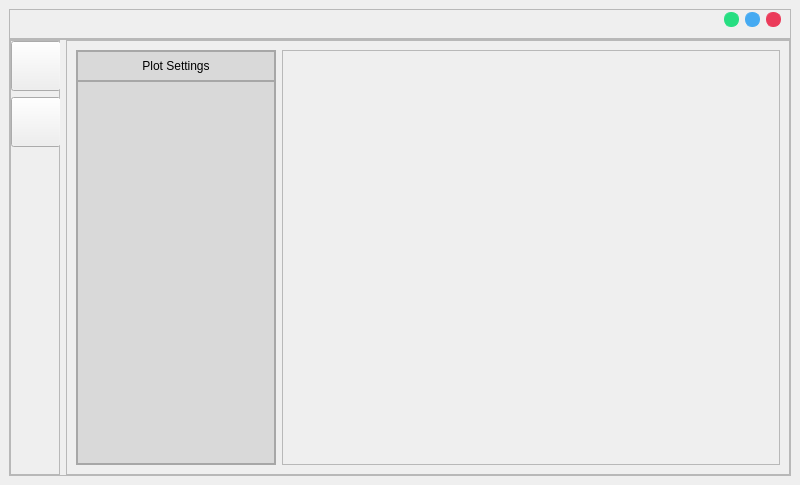
Old version of the form ui/main.ui in the repository chapayev0/Python-many-body-simulation.
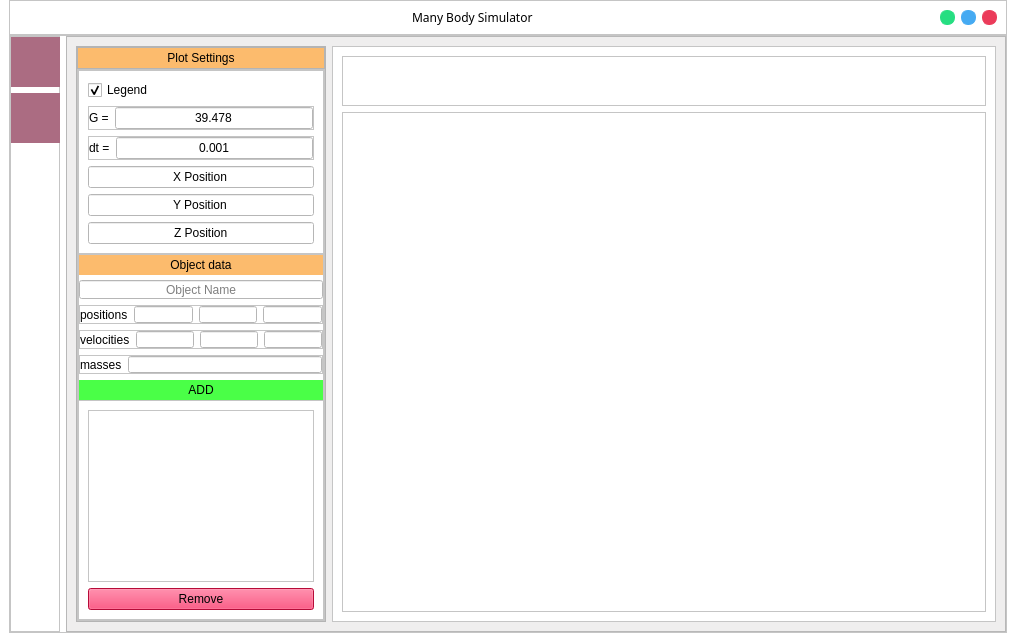
New version of the form.

Commit message: complet redaraw and clear previous chart

Patch:
```diff
--- a/ui/main.ui
+++ b/ui/main.ui
@@ -6,32 +6,42 @@
    <rect>
     <x>0</x>
     <y>0</y>
-    <width>800</width>
-    <height>485</height>
+    <width>1016</width>
+    <height>642</height>
    </rect>
   </property>
   <property name="windowTitle">
    <string>MainWindow</string>
   </property>
   <widget class="QWidget" name="centralwidget">
+   <property name="styleSheet">
+    <string notr="true">background-color: rgb(255, 255, 255);
+</string>
+   </property>
    <layout class="QVBoxLayout" name="verticalLayout">
     <property name="spacing">
      <number>0</number>
     </property>
+    <property name="topMargin">
+     <number>0</number>
+    </property>
     <item>
      <widget class="QFrame" name="title_bar">
       <property name="minimumSize">
        <size>
         <width>0</width>
-        <height>30</height>
+        <height>35</height>
        </size>
       </property>
       <property name="maximumSize">
        <size>
         <width>16777215</width>
-        <height>30</height>
+        <height>35</height>
        </size>
       </property>
+      <property name="styleSheet">
+       <string notr="true">background-color: rgb(255, 255, 255);</string>
+      </property>
       <property name="frameShape">
        <enum>QFrame::StyledPanel</enum>
       </property>
@@ -43,7 +53,10 @@
         <number>0</number>
        </property>
        <property name="topMargin">
-        <number>0</number>
+        <number>6</number>
+       </property>
+       <property name="bottomMargin">
+        <number>6</number>
        </property>
        <item>
         <spacer name="horizontalSpacer">
@@ -52,8 +65,36 @@
          </property>
          <property name="sizeHint" stdset="0">
           <size>
-           <width>705</width>
-           <height>16</height>
+           <width>40</width>
+           <height>20</height>
+          </size>
+         </property>
+        </spacer>
+       </item>
+       <item>
+        <widget class="QLabel" name="title_lbl">
+         <property name="font">
+          <font>
+           <family>Poppins Medium</family>
+           <pointsize>9</pointsize>
+           <weight>50</weight>
+           <bold>false</bold>
+          </font>
+         </property>
+         <property name="text">
+          <string>Many Body Simulator</string>
+         </property>
+        </widget>
+       </item>
+       <item>
+        <spacer name="horizontalSpacer_2">
+         <property name="orientation">
+          <enum>Qt::Horizontal</enum>
+         </property>
+         <property name="sizeHint" stdset="0">
+          <size>
+           <width>40</width>
+           <height>20</height>
           </size>
          </property>
         </spacer>
@@ -170,6 +211,9 @@
            <height>16777215</height>
           </size>
          </property>
+         <property name="styleSheet">
+          <string notr="true">background-color: rgb(255, 255, 255);</string>
+         </property>
          <property name="frameShape">
           <enum>QFrame::StyledPanel</enum>
          </property>
@@ -203,6 +247,26 @@
               <height>50</height>
              </size>
             </property>
+            <property name="styleSheet">
+             <string notr="true">QPushButton{
+
+border:none;
+
+background-color: rgb(171, 108, 130);
+	
+	
+	
+}
+
+QPushButton:hover{
+
+background-color: rgb(216, 115, 127);
+	
+	
+	
+}
+</string>
+            </property>
             <property name="text">
              <string/>
             </property>
@@ -216,6 +280,26 @@
               <height>50</height>
              </size>
             </property>
+            <property name="styleSheet">
+             <string notr="true">QPushButton{
+
+border:none;
+
+background-color: rgb(171, 108, 130);
+	
+	
+	
+}
+
+QPushButton:hover{
+
+background-color: rgb(216, 115, 127);
+	
+	
+	
+}
+</string>
+            </property>
             <property name="text">
              <string/>
             </property>
@@ -239,6 +323,9 @@
        </item>
        <item>
         <widget class="QFrame" name="frame_4">
+         <property name="styleSheet">
+          <string notr="true">background-color: rgb(239, 238, 238);</string>
+         </property>
          <property name="frameShape">
           <enum>QFrame::StyledPanel</enum>
          </property>
@@ -250,18 +337,22 @@
            <widget class="QFrame" name="frame_5">
             <property name="minimumSize">
              <size>
-              <width>100</width>
-              <height>0</height>
-             </size>
-            </property>
-            <property name="maximumSize">
-             <size>
               <width>200</width>
+              <height>0</height>
+             </size>
+            </property>
+            <property name="maximumSize">
+             <size>
+              <width>250</width>
               <height>16777215</height>
              </size>
             </property>
             <property name="styleSheet">
-             <string notr="true">background-color: rgb(217, 217, 217);</string>
+             <string notr="true">QFrame{
+
+	background-color: rgb(233, 233, 233);
+
+}</string>
             </property>
             <property name="frameShape">
              <enum>QFrame::StyledPanel</enum>
@@ -317,6 +408,16 @@
                 </property>
                 <item>
                  <widget class="QLabel" name="label">
+                  <property name="minimumSize">
+                   <size>
+                    <width>0</width>
+                    <height>20</height>
+                   </size>
+                  </property>
+                  <property name="styleSheet">
+                   <string notr="true">background-color: rgb(252, 187, 109);
+</string>
+                  </property>
                   <property name="text">
                    <string>Plot Settings</string>
                   </property>
@@ -330,12 +431,424 @@
              </item>
              <item>
               <widget class="QFrame" name="frame_7">
+               <property name="styleSheet">
+                <string notr="true">background-color: rgb(255, 255, 255);</string>
+               </property>
                <property name="frameShape">
                 <enum>QFrame::StyledPanel</enum>
                </property>
                <property name="frameShadow">
                 <enum>QFrame::Raised</enum>
                </property>
+               <layout class="QVBoxLayout" name="verticalLayout_4">
+                <property name="spacing">
+                 <number>0</number>
+                </property>
+                <property name="leftMargin">
+                 <number>0</number>
+                </property>
+                <property name="topMargin">
+                 <number>0</number>
+                </property>
+                <property name="rightMargin">
+                 <number>0</number>
+                </property>
+                <property name="bottomMargin">
+                 <number>0</number>
+                </property>
+                <item>
+                 <widget class="QFrame" name="frame">
+                  <property name="frameShape">
+                   <enum>QFrame::StyledPanel</enum>
+                  </property>
+                  <property name="frameShadow">
+                   <enum>QFrame::Raised</enum>
+                  </property>
+                  <layout class="QVBoxLayout" name="verticalLayout_5">
+                   <item>
+                    <widget class="QCheckBox" name="legend_chk">
+                     <property name="styleSheet">
+                      <string notr="true">background:none;</string>
+                     </property>
+                     <property name="text">
+                      <string>Legend</string>
+                     </property>
+                     <property name="checked">
+                      <bool>true</bool>
+                     </property>
+                    </widget>
+                   </item>
+                   <item>
+                    <widget class="QFrame" name="frame_10">
+                     <property name="frameShape">
+                      <enum>QFrame::StyledPanel</enum>
+                     </property>
+                     <property name="frameShadow">
+                      <enum>QFrame::Raised</enum>
+                     </property>
+                     <layout class="QHBoxLayout" name="horizontalLayout_5">
+                      <property name="leftMargin">
+                       <number>0</number>
+                      </property>
+                      <property name="topMargin">
+                       <number>0</number>
+                      </property>
+                      <property name="rightMargin">
+                       <number>0</number>
+                      </property>
+                      <property name="bottomMargin">
+                       <number>0</number>
+                      </property>
+                      <item>
+                       <widget class="QLabel" name="label_2">
+                        <property name="text">
+                         <string>G =</string>
+                        </property>
+                       </widget>
+                      </item>
+                      <item>
+                       <widget class="QLineEdit" name="g_edit">
+                        <property name="styleSheet">
+                         <string notr="true">background-color: rgb(255, 255, 255);</string>
+                        </property>
+                        <property name="text">
+                         <string>39.478</string>
+                        </property>
+                        <property name="alignment">
+                         <set>Qt::AlignCenter</set>
+                        </property>
+                        <property name="placeholderText">
+                         <string>Gravitatonal Constnt(G)</string>
+                        </property>
+                       </widget>
+                      </item>
+                     </layout>
+                    </widget>
+                   </item>
+                   <item>
+                    <widget class="QFrame" name="frame_11">
+                     <property name="frameShape">
+                      <enum>QFrame::StyledPanel</enum>
+                     </property>
+                     <property name="frameShadow">
+                      <enum>QFrame::Raised</enum>
+                     </property>
+                     <layout class="QHBoxLayout" name="horizontalLayout_6">
+                      <property name="leftMargin">
+                       <number>0</number>
+                      </property>
+                      <property name="topMargin">
+                       <number>0</number>
+                      </property>
+                      <property name="rightMargin">
+                       <number>0</number>
+                      </property>
+                      <property name="bottomMargin">
+                       <number>0</number>
+                      </property>
+                      <item>
+                       <widget class="QLabel" name="label_3">
+                        <property name="text">
+                         <string>dt =</string>
+                        </property>
+                       </widget>
+                      </item>
+                      <item>
+                       <widget class="QLineEdit" name="dt_edit">
+                        <property name="styleSheet">
+                         <string notr="true">background-color: rgb(255, 255, 255);</string>
+                        </property>
+                        <property name="text">
+                         <string>0.001</string>
+                        </property>
+                        <property name="alignment">
+                         <set>Qt::AlignCenter</set>
+                        </property>
+                        <property name="placeholderText">
+                         <string>Time Step(dt)</string>
+                        </property>
+                       </widget>
+                      </item>
+                     </layout>
+                    </widget>
+                   </item>
+                   <item>
+                    <widget class="QLineEdit" name="x_lbl">
+                     <property name="styleSheet">
+                      <string notr="true">background-color: rgb(255, 255, 255);</string>
+                     </property>
+                     <property name="text">
+                      <string>X Position</string>
+                     </property>
+                     <property name="alignment">
+                      <set>Qt::AlignCenter</set>
+                     </property>
+                     <property name="placeholderText">
+                      <string>X Label</string>
+                     </property>
+                    </widget>
+                   </item>
+                   <item>
+                    <widget class="QLineEdit" name="y_lbl">
+                     <property name="styleSheet">
+                      <string notr="true">background-color: rgb(255, 255, 255);</string>
+                     </property>
+                     <property name="text">
+                      <string>Y Position</string>
+                     </property>
+                     <property name="alignment">
+                      <set>Qt::AlignCenter</set>
+                     </property>
+                     <property name="placeholderText">
+                      <string>Y Label</string>
+                     </property>
+                    </widget>
+                   </item>
+                   <item>
+                    <widget class="QLineEdit" name="z_lbl">
+                     <property name="styleSheet">
+                      <string notr="true">background-color: rgb(255, 255, 255);</string>
+                     </property>
+                     <property name="text">
+                      <string>Z Position</string>
+                     </property>
+                     <property name="alignment">
+                      <set>Qt::AlignCenter</set>
+                     </property>
+                     <property name="placeholderText">
+                      <string>Z Label</string>
+                     </property>
+                    </widget>
+                   </item>
+                  </layout>
+                 </widget>
+                </item>
+                <item>
+                 <widget class="QFrame" name="frame_6">
+                  <property name="minimumSize">
+                   <size>
+                    <width>0</width>
+                    <height>50</height>
+                   </size>
+                  </property>
+                  <property name="frameShape">
+                   <enum>QFrame::StyledPanel</enum>
+                  </property>
+                  <property name="frameShadow">
+                   <enum>QFrame::Raised</enum>
+                  </property>
+                  <layout class="QVBoxLayout" name="verticalLayout_7">
+                   <property name="leftMargin">
+                    <number>0</number>
+                   </property>
+                   <property name="topMargin">
+                    <number>0</number>
+                   </property>
+                   <property name="rightMargin">
+                    <number>0</number>
+                   </property>
+                   <property name="bottomMargin">
+                    <number>0</number>
+                   </property>
+                   <item>
+                    <widget class="QLabel" name="label_7">
+                     <property name="minimumSize">
+                      <size>
+                       <width>0</width>
+                       <height>20</height>
+                      </size>
+                     </property>
+                     <property name="styleSheet">
+                      <string notr="true">background-color: rgb(252, 187, 109);
+</string>
+                     </property>
+                     <property name="text">
+                      <string>Object data</string>
+                     </property>
+                     <property name="alignment">
+                      <set>Qt::AlignCenter</set>
+                     </property>
+                    </widget>
+                   </item>
+                   <item>
+                    <widget class="QLineEdit" name="obj_name">
+                     <property name="alignment">
+                      <set>Qt::AlignCenter</set>
+                     </property>
+                     <property name="placeholderText">
+                      <string>Object Name</string>
+                     </property>
+                    </widget>
+                   </item>
+                   <item>
+                    <widget class="QFrame" name="frame_14">
+                     <property name="frameShape">
+                      <enum>QFrame::StyledPanel</enum>
+                     </property>
+                     <property name="frameShadow">
+                      <enum>QFrame::Raised</enum>
+                     </property>
+                     <layout class="QHBoxLayout" name="horizontalLayout_7">
+                      <property name="leftMargin">
+                       <number>0</number>
+                      </property>
+                      <property name="topMargin">
+                       <number>0</number>
+                      </property>
+                      <property name="rightMargin">
+                       <number>0</number>
+                      </property>
+                      <property name="bottomMargin">
+                       <number>0</number>
+                      </property>
+                      <item>
+                       <widget class="QLabel" name="label_4">
+                        <property name="text">
+                         <string>positions</string>
+                        </property>
+                       </widget>
+                      </item>
+                      <item>
+                       <widget class="QLineEdit" name="pe1"/>
+                      </item>
+                      <item>
+                       <widget class="QLineEdit" name="pe2"/>
+                      </item>
+                      <item>
+                       <widget class="QLineEdit" name="pe3"/>
+                      </item>
+                     </layout>
+                    </widget>
+                   </item>
+                   <item>
+                    <widget class="QFrame" name="frame_12">
+                     <property name="frameShape">
+                      <enum>QFrame::StyledPanel</enum>
+                     </property>
+                     <property name="frameShadow">
+                      <enum>QFrame::Raised</enum>
+                     </property>
+                     <layout class="QHBoxLayout" name="horizontalLayout_8">
+                      <property name="leftMargin">
+                       <number>0</number>
+                      </property>
+                      <property name="topMargin">
+                       <number>0</number>
+                      </property>
+                      <property name="rightMargin">
+                       <number>0</number>
+                      </property>
+                      <property name="bottomMargin">
+                       <number>0</number>
+                      </property>
+                      <item>
+                       <widget class="QLabel" name="label_5">
+                        <property name="text">
+                         <string>velocities</string>
+                        </property>
+                       </widget>
+                      </item>
+                      <item>
+                       <widget class="QLineEdit" name="ve1"/>
+                      </item>
+                      <item>
+                       <widget class="QLineEdit" name="ve2"/>
+                      </item>
+                      <item>
+                       <widget class="QLineEdit" name="ve3"/>
+                      </item>
+                     </layout>
+                    </widget>
+                   </item>
+                   <item>
+                    <widget class="QFrame" name="frame_13">
+                     <property name="frameShape">
+                      <enum>QFrame::StyledPanel</enum>
+                     </property>
+                     <property name="frameShadow">
+                      <enum>QFrame::Raised</enum>
+                     </property>
+                     <layout class="QHBoxLayout" name="horizontalLayout_9">
+                      <property name="leftMargin">
+                       <number>0</number>
+                      </property>
+                      <property name="topMargin">
+                       <number>0</number>
+                      </property>
+                      <property name="rightMargin">
+                       <number>0</number>
+                      </property>
+                      <property name="bottomMargin">
+                       <number>0</number>
+                      </property>
+                      <item>
+                       <widget class="QLabel" name="label_6">
+                        <property name="text">
+                         <string>masses</string>
+                        </property>
+                       </widget>
+                      </item>
+                      <item>
+                       <widget class="QLineEdit" name="mass_edit"/>
+                      </item>
+                     </layout>
+                    </widget>
+                   </item>
+                   <item>
+                    <widget class="QPushButton" name="add_btn">
+                     <property name="minimumSize">
+                      <size>
+                       <width>0</width>
+                       <height>20</height>
+                      </size>
+                     </property>
+                     <property name="styleSheet">
+                      <string notr="true">QPushButton{
+
+border:none;
+	background-color: rgb(74, 255, 71);}
+</string>
+                     </property>
+                     <property name="text">
+                      <string>ADD</string>
+                     </property>
+                    </widget>
+                   </item>
+                  </layout>
+                 </widget>
+                </item>
+                <item>
+                 <widget class="QFrame" name="frame_9">
+                  <property name="minimumSize">
+                   <size>
+                    <width>0</width>
+                    <height>50</height>
+                   </size>
+                  </property>
+                  <property name="frameShape">
+                   <enum>QFrame::StyledPanel</enum>
+                  </property>
+                  <property name="frameShadow">
+                   <enum>QFrame::Raised</enum>
+                  </property>
+                  <layout class="QVBoxLayout" name="verticalLayout_8">
+                   <item>
+                    <widget class="QListWidget" name="obj_list"/>
+                   </item>
+                   <item>
+                    <widget class="QPushButton" name="remove_btn">
+                     <property name="styleSheet">
+                      <string notr="true">background-color: rgb(255, 15, 79);</string>
+                     </property>
+                     <property name="text">
+                      <string>Remove</string>
+                     </property>
+                    </widget>
+                   </item>
+                  </layout>
+                 </widget>
+                </item>
+               </layout>
               </widget>
              </item>
             </layout>
@@ -343,24 +856,41 @@
           </item>
           <item>
            <widget class="QFrame" name="plot_screen">
+            <property name="styleSheet">
+             <string notr="true">background-color: rgb(255, 255, 255);</string>
+            </property>
             <property name="frameShape">
              <enum>QFrame::StyledPanel</enum>
             </property>
             <property name="frameShadow">
              <enum>QFrame::Raised</enum>
             </property>
-            <layout class="QHBoxLayout" name="horizontalLayout_5">
-             <property name="leftMargin">
-              <number>0</number>
-             </property>
-             <property name="topMargin">
-              <number>0</number>
-             </property>
-             <property name="rightMargin">
-              <number>0</number>
-             </property>
+            <layout class="QVBoxLayout" name="verticalLayout_6">
              <item>
-              <layout class="QVBoxLayout" name="plot_layout"/>
+              <widget class="QFrame" name="nav_bar">
+               <property name="maximumSize">
+                <size>
+                 <width>16777215</width>
+                 <height>50</height>
+                </size>
+               </property>
+               <property name="frameShape">
+                <enum>QFrame::StyledPanel</enum>
+               </property>
+               <property name="frameShadow">
+                <enum>QFrame::Raised</enum>
+               </property>
+              </widget>
+             </item>
+             <item>
+              <widget class="QFrame" name="plot_top">
+               <property name="frameShape">
+                <enum>QFrame::StyledPanel</enum>
+               </property>
+               <property name="frameShadow">
+                <enum>QFrame::Raised</enum>
+               </property>
+              </widget>
              </item>
             </layout>
            </widget>
```
The commit also changes 2 other files.
